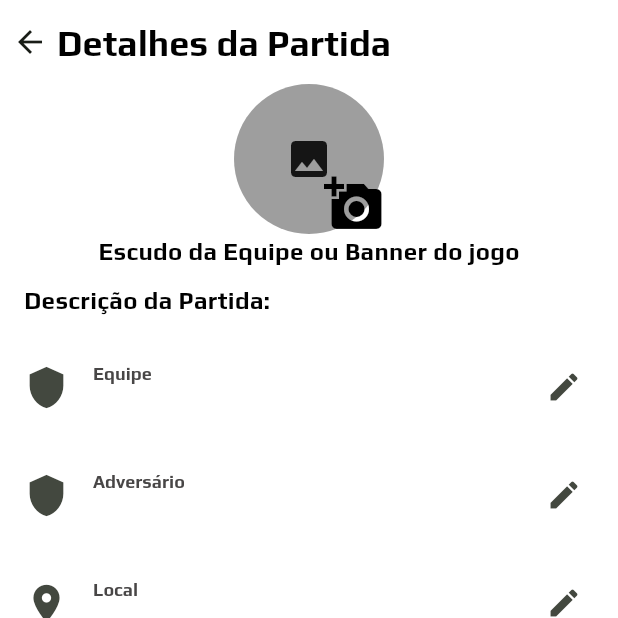
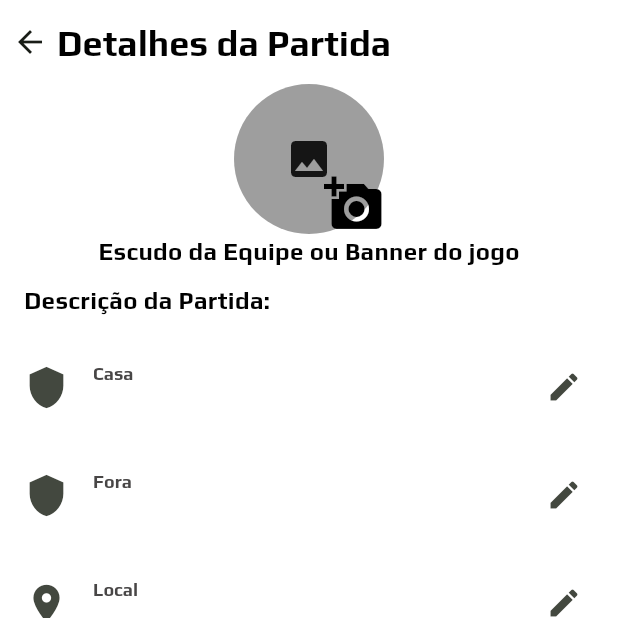
Before and after one commit to Ronnildo/Agenda_Fut, a Flutter app: the DetailsPage screen opened directly with empty values, on a phone screen of 412 x 824 dp, the top half of it. Run offline on Flutter 3.47's test engine with Material 3 defaults, Android fonts, the phone set to English and light mode, and no system bars; our stand-ins replace cloud_firestore, easy_date_timeline, firebase_auth, firebase_core, firebase_storage, image_picker and 1 more; missing offline and left inert: firebase_app_check; accounts and stored records are empty; generated files the repository leaves out were written again.

```diff
--- a/app/lib/src/features/controllers/game_provider.dart
+++ b/app/lib/src/features/controllers/game_provider.dart
@@ -26,7 +26,6 @@ class GameProvider extends ChangeNotifier {
       await _gameController.addGame(game, date, path);
       _isLoading = false;
       _status = "Partida adicionado com Sucesso!";
-      print(_status);
       notifyListeners();
     } on FirebaseException catch (err) {
       _status = "failed";
--- a/app/lib/src/features/pages/details/details_page.dart
+++ b/app/lib/src/features/pages/details/details_page.dart
@@ -99,13 +99,13 @@ class _DetailsPageState extends State<DetailsPage> {
               ),
             ),
             ListInforDetails(
-              title: "Equipe",
+              title: "Casa",
               subTitle: widget.home,
               icon: Icons.shield,
               onTap: () {},
             ),
             ListInforDetails(
-              title: "Adversário",
+              title: "Fora",
               subTitle: widget.away,
               icon: Icons.shield,
               onTap: () {},
```
Also changed, not shown: app/lib/src/features/controllers/game_controller.dart (+8 -3 lines), app/lib/src/features/pages/home/home_page.dart (+8 -8 lines).
